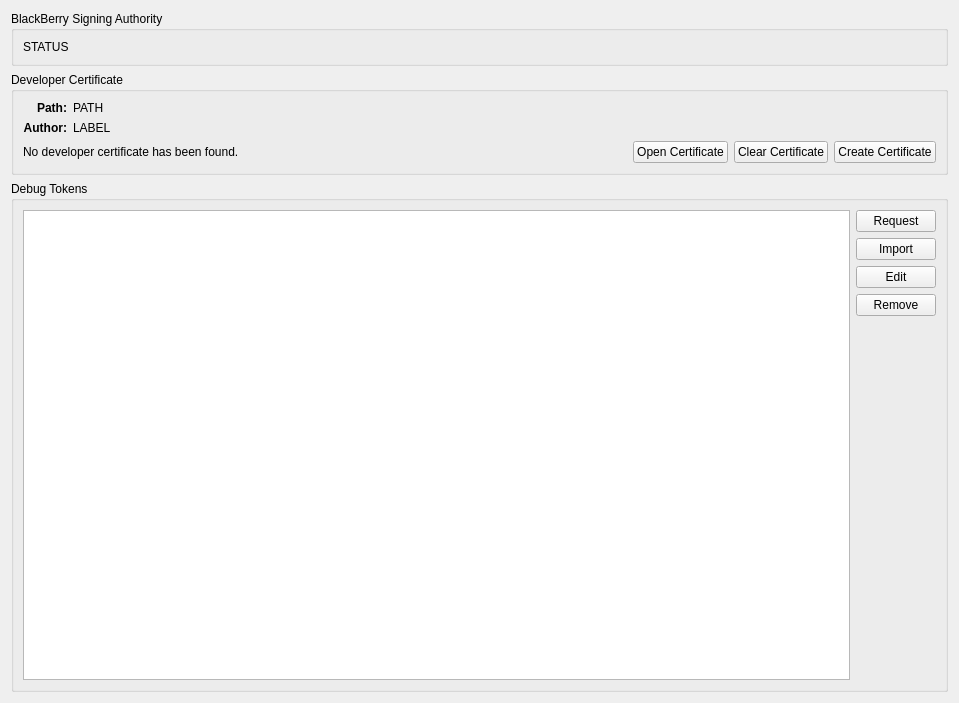
The window that src/plugins/qnx/blackberrykeyswidget.ui (qt-creator/qt-creator) describes before a commit, drawn with Qt 5.
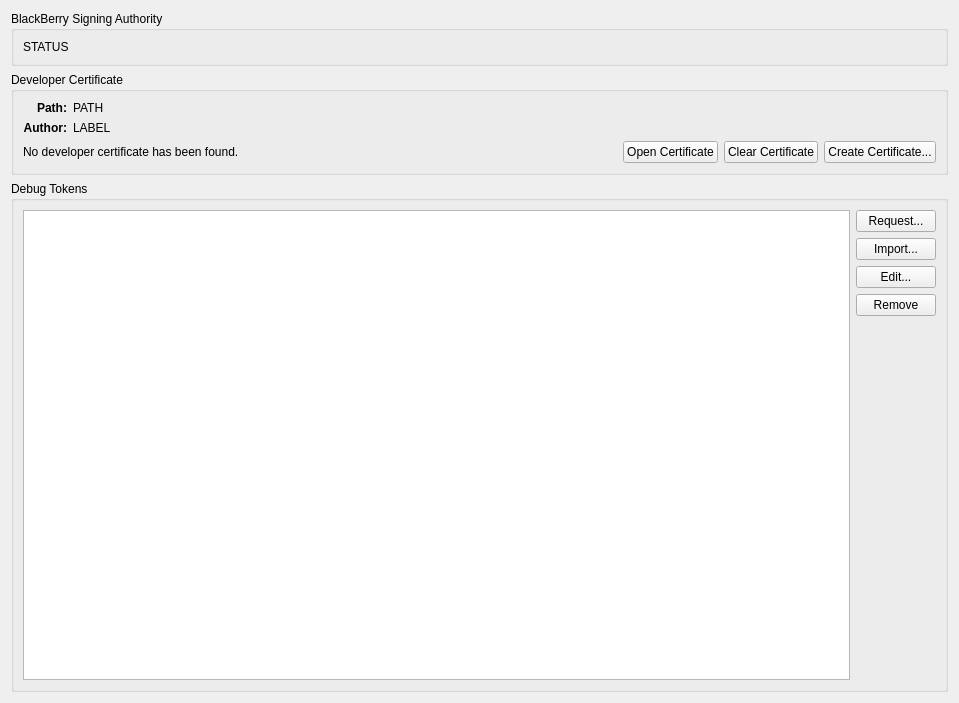
The same window after the commit.

Commit message: Add "..." to buttons which open a dialog

Patch:
```diff
--- a/src/plugins/qnx/blackberrykeyswidget.ui
+++ b/src/plugins/qnx/blackberrykeyswidget.ui
@@ -170,7 +170,7 @@
         <item>
          <widget class="QPushButton" name="createCertificateButton">
           <property name="text">
-           <string>Create Certificate</string>
+           <string>Create Certificate...</string>
           </property>
          </widget>
         </item>
@@ -202,21 +202,21 @@
           <item>
            <widget class="QPushButton" name="requestDbTkButton">
             <property name="text">
-             <string>Request</string>
+             <string>Request...</string>
             </property>
            </widget>
           </item>
           <item>
            <widget class="QPushButton" name="importDbTkButton">
             <property name="text">
-             <string>Import</string>
+             <string>Import...</string>
             </property>
            </widget>
           </item>
           <item>
            <widget class="QPushButton" name="editDbTkButton">
             <property name="text">
-             <string>Edit</string>
+             <string>Edit...</string>
             </property>
            </widget>
           </item>
```
The commit also changes 6 other files.
